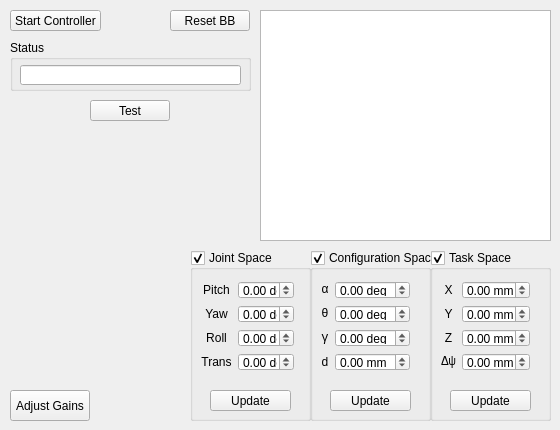
The window that ControllerWidget/controllerwidget.ui (adegirmenci/HBL-ICEbot) describes before a commit, drawn with Qt 5.
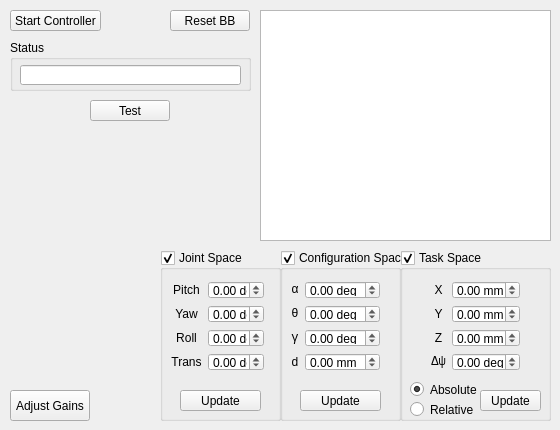
The same window after the commit.

```diff
--- a/ControllerWidget/controllerwidget.ui
+++ b/ControllerWidget/controllerwidget.ui
@@ -71,7 +71,7 @@
   <widget class="QGroupBox" name="configSpaceGroupBox">
    <property name="geometry">
     <rect>
-     <x>310</x>
+     <x>280</x>
      <y>250</y>
      <width>121</width>
      <height>171</height>
@@ -335,9 +335,9 @@
   <widget class="QGroupBox" name="taskSpaceGroupBox">
    <property name="geometry">
     <rect>
-     <x>430</x>
+     <x>400</x>
      <y>250</y>
-     <width>121</width>
+     <width>151</width>
      <height>171</height>
     </rect>
    </property>
@@ -350,7 +350,7 @@
    <widget class="QWidget" name="gridLayoutWidget">
     <property name="geometry">
      <rect>
-      <x>0</x>
+      <x>20</x>
       <y>20</y>
       <width>111</width>
       <height>112</height>
@@ -366,7 +366,7 @@
         </size>
        </property>
        <property name="suffix">
-        <string notr="true"> mm</string>
+        <string notr="true"> deg</string>
        </property>
        <property name="decimals">
         <number>2</number>
@@ -570,9 +570,9 @@
    <widget class="QPushButton" name="updateTaskSpaceButton">
     <property name="geometry">
      <rect>
-      <x>20</x>
+      <x>80</x>
       <y>140</y>
-      <width>81</width>
+      <width>61</width>
       <height>21</height>
      </rect>
     </property>
@@ -580,11 +580,40 @@
      <string>Update</string>
     </property>
    </widget>
+   <widget class="QRadioButton" name="absoluteRadiobutton">
+    <property name="geometry">
+     <rect>
+      <x>10</x>
+      <y>130</y>
+      <width>84</width>
+      <height>19</height>
+     </rect>
+    </property>
+    <property name="text">
+     <string>Absolute</string>
+    </property>
+    <property name="checked">
+     <bool>true</bool>
+    </property>
+   </widget>
+   <widget class="QRadioButton" name="relativeRadiobutton">
+    <property name="geometry">
+     <rect>
+      <x>10</x>
+      <y>150</y>
+      <width>84</width>
+      <height>19</height>
+     </rect>
+    </property>
+    <property name="text">
+     <string>Relative</string>
+    </property>
+   </widget>
   </widget>
   <widget class="QGroupBox" name="jointSpaceGroupBox">
    <property name="geometry">
     <rect>
-     <x>190</x>
+     <x>160</x>
      <y>250</y>
      <width>121</width>
      <height>171</height>
```
